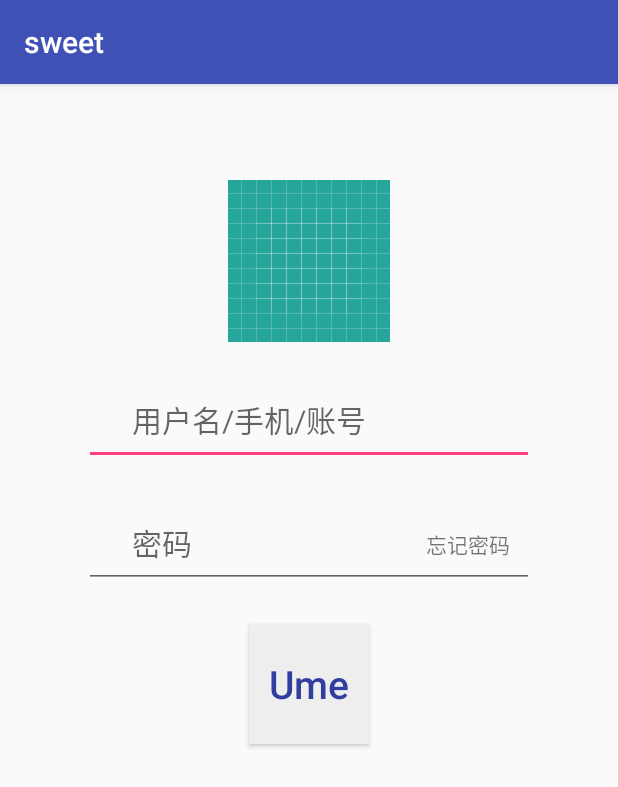
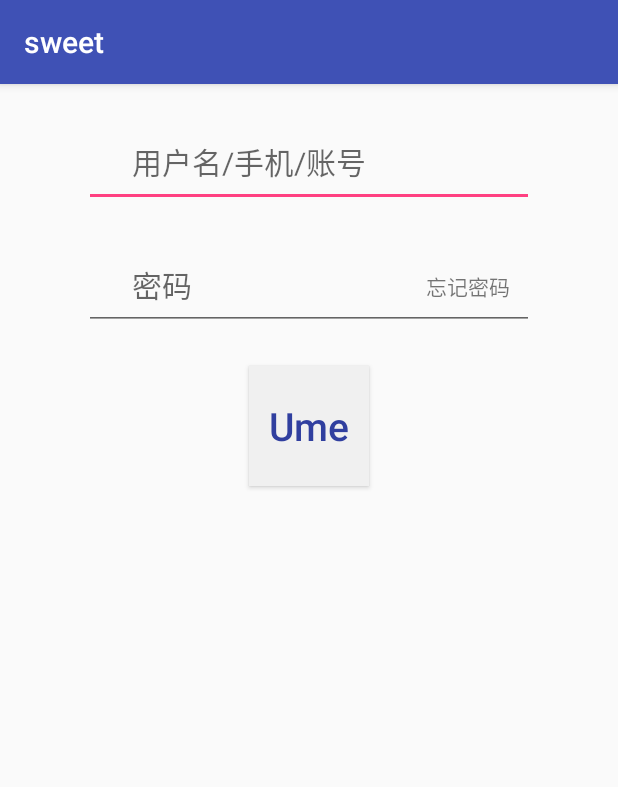
Before and after one commit to GodRuffian/Ume, an Android app: the screen it shows after launch (LoginActivity), on a phone screen of 412 x 824 dp. Shown: the top 787 px of the screen. Run offline under Robolectric (Android 15) with nearby library versions, the phone set to English and light mode, and no system bars.

Commit message:
增加第三方CircleImageView okhttp库

```diff
--- a/app/build.gradle
+++ b/app/build.gradle
@@ -25,4 +25,6 @@ dependencies {
     testImplementation 'junit:junit:4.12'
     androidTestImplementation 'com.android.support.test:runner:1.0.2'
     androidTestImplementation 'com.android.support.test.espresso:espresso-core:3.0.2'
+    implementation 'de.hdodenhof:circleimageview:2.2.0' // 图片切圆
+    implementation 'com.squareup.okhttp3:okhttp:3.11.0' // 网络请求
 }
--- a/app/src/main/res/drawable/ic_launcher_background.xml
+++ /dev/null
@@ -1,74 +0,0 @@
-<?xml version="1.0" encoding="utf-8"?>
-<vector
-    android:height="108dp"
-    android:width="108dp"
-    android:viewportHeight="108"
-    android:viewportWidth="108"
-    xmlns:android="http://schemas.android.com/apk/res/android">
-    <path android:fillColor="#26A69A"
-          android:pathData="M0,0h108v108h-108z"/>
-    <path android:fillColor="#00000000" android:pathData="M9,0L9,108"
-          android:strokeColor="#33FFFFFF" android:strokeWidth="0.8"/>
-    <path android:fillColor="#00000000" android:pathData="M19,0L19,108"
-          android:strokeColor="#33FFFFFF" android:strokeWidth="0.8"/>
-    <path android:fillColor="#00000000" android:pathData="M29,0L29,108"
-          android:strokeColor="#33FFFFFF" android:strokeWidth="0.8"/>
-    <path android:fillColor="#00000000" android:pathData="M39,0L39,108"
-          android:strokeColor="#33FFFFFF" android:strokeWidth="0.8"/>
-    <path android:fillColor="#00000000" android:pathData="M49,0L49,108"
-          android:strokeColor="#33FFFFFF" android:strokeWidth="0.8"/>
-    <path android:fillColor="#00000000" android:pathData="M59,0L59,108"
-          android:strokeColor="#33FFFFFF" android:strokeWidth="0.8"/>
-    <path android:fillColor="#00000000" android:pathData="M69,0L69,108"
-          android:strokeColor="#33FFFFFF" android:strokeWidth="0.8"/>
-    <path android:fillColor="#00000000" android:pathData="M79,0L79,108"
-          android:strokeColor="#33FFFFFF" android:strokeWidth="0.8"/>
-    <path android:fillColor="#00000000" android:pathData="M89,0L89,108"
-          android:strokeColor="#33FFFFFF" android:strokeWidth="0.8"/>
-    <path android:fillColor="#00000000" android:pathData="M99,0L99,108"
-          android:strokeColor="#33FFFFFF" android:strokeWidth="0.8"/>
-    <path android:fillColor="#00000000" android:pathData="M0,9L108,9"
-          android:strokeColor="#33FFFFFF" android:strokeWidth="0.8"/>
-    <path android:fillColor="#00000000" android:pathData="M0,19L108,19"
-          android:strokeColor="#33FFFFFF" android:strokeWidth="0.8"/>
-    <path android:fillColor="#00000000" android:pathData="M0,29L108,29"
-          android:strokeColor="#33FFFFFF" android:strokeWidth="0.8"/>
-    <path android:fillColor="#00000000" android:pathData="M0,39L108,39"
-          android:strokeColor="#33FFFFFF" android:strokeWidth="0.8"/>
-    <path android:fillColor="#00000000" android:pathData="M0,49L108,49"
-          android:strokeColor="#33FFFFFF" android:strokeWidth="0.8"/>
-    <path android:fillColor="#00000000" android:pathData="M0,59L108,59"
-          android:strokeColor="#33FFFFFF" android:strokeWidth="0.8"/>
-    <path android:fillColor="#00000000" android:pathData="M0,69L108,69"
-          android:strokeColor="#33FFFFFF" android:strokeWidth="0.8"/>
-    <path android:fillColor="#00000000" android:pathData="M0,79L108,79"
-          android:strokeColor="#33FFFFFF" android:strokeWidth="0.8"/>
-    <path android:fillColor="#00000000" android:pathData="M0,89L108,89"
-          android:strokeColor="#33FFFFFF" android:strokeWidth="0.8"/>
-    <path android:fillColor="#00000000" android:pathData="M0,99L108,99"
-          android:strokeColor="#33FFFFFF" android:strokeWidth="0.8"/>
-    <path android:fillColor="#00000000" android:pathData="M19,29L89,29"
-          android:strokeColor="#33FFFFFF" android:strokeWidth="0.8"/>
-    <path android:fillColor="#00000000" android:pathData="M19,39L89,39"
-          android:strokeColor="#33FFFFFF" android:strokeWidth="0.8"/>
-    <path android:fillColor="#00000000" android:pathData="M19,49L89,49"
-          android:strokeColor="#33FFFFFF" android:strokeWidth="0.8"/>
-    <path android:fillColor="#00000000" android:pathData="M19,59L89,59"
-          android:strokeColor="#33FFFFFF" android:strokeWidth="0.8"/>
-    <path android:fillColor="#00000000" android:pathData="M19,69L89,69"
-          android:strokeColor="#33FFFFFF" android:strokeWidth="0.8"/>
-    <path android:fillColor="#00000000" android:pathData="M19,79L89,79"
-          android:strokeColor="#33FFFFFF" android:strokeWidth="0.8"/>
-    <path android:fillColor="#00000000" android:pathData="M29,19L29,89"
-          android:strokeColor="#33FFFFFF" android:strokeWidth="0.8"/>
-    <path android:fillColor="#00000000" android:pathData="M39,19L39,89"
-          android:strokeColor="#33FFFFFF" android:strokeWidth="0.8"/>
-    <path android:fillColor="#00000000" android:pathData="M49,19L49,89"
-          android:strokeColor="#33FFFFFF" android:strokeWidth="0.8"/>
-    <path android:fillColor="#00000000" android:pathData="M59,19L59,89"
-          android:strokeColor="#33FFFFFF" android:strokeWidth="0.8"/>
-    <path android:fillColor="#00000000" android:pathData="M69,19L69,89"
-          android:strokeColor="#33FFFFFF" android:strokeWidth="0.8"/>
-    <path android:fillColor="#00000000" android:pathData="M79,19L79,89"
-          android:strokeColor="#33FFFFFF" android:strokeWidth="0.8"/>
-</vector>
--- a/app/src/main/res/layout/activity_login.xml
+++ b/app/src/main/res/layout/activity_login.xml
@@ -7,12 +7,7 @@
     android:layout_height="match_parent"
     tools:context=".MainActivity"
     android:orientation="vertical">
-    <ImageView
-        android:layout_width="wrap_content"
-        android:layout_height="wrap_content"
-        android:src="@drawable/ic_launcher_background"
-        android:layout_marginTop="64dp"
-        android:layout_gravity="center" />
+
    <EditText
        android:id="@+id/username"
        android:layout_width="300dp"
@@ -54,7 +49,7 @@
         android:textAllCaps="false"
         android:textSize="26sp"
         android:textColor="@color/colorPrimaryDark"
-        android:background="@color/loginBtnBg"
+        android:background="@color/mainBackground"
         android:layout_gravity="center"
         android:layout_marginTop="24dp"
         android:textAlignment="center"/>
--- a/app/src/main/res/layout/main_title.xml
+++ b/app/src/main/res/layout/main_title.xml
@@ -8,7 +8,7 @@
     <TextView
         android:text="消息"
         android:textSize="16sp"
-        android:textColor="@color/loginBtnBg"
+        android:textColor="@color/mainBackground"
         android:textAlignment="center"/>
 
 </linearLayout>
--- a/app/src/main/res/mipmap-anydpi-v26/ic_launcher.xml
+++ b/app/src/main/res/mipmap-anydpi-v26/ic_launcher.xml
@@ -1,5 +1,4 @@
 <?xml version="1.0" encoding="utf-8"?>
 <adaptive-icon xmlns:android="http://schemas.android.com/apk/res/android">
-    <background android:drawable="@drawable/ic_launcher_background"/>
     <foreground android:drawable="@drawable/ic_launcher_foreground"/>
 </adaptive-icon>
--- a/app/src/main/res/mipmap-anydpi-v26/ic_launcher_round.xml
+++ b/app/src/main/res/mipmap-anydpi-v26/ic_launcher_round.xml
@@ -1,5 +1,4 @@
 <?xml version="1.0" encoding="utf-8"?>
 <adaptive-icon xmlns:android="http://schemas.android.com/apk/res/android">
-    <background android:drawable="@drawable/ic_launcher_background"/>
     <foreground android:drawable="@drawable/ic_launcher_foreground"/>
 </adaptive-icon>
--- a/app/src/main/res/values/colors.xml
+++ b/app/src/main/res/values/colors.xml
@@ -3,5 +3,5 @@
     <color name="colorPrimary">#3F51B5</color>
     <color name="colorPrimaryDark">#303F9F</color>
     <color name="colorAccent">#FF4081</color>
-    <color name="loginBtnBg">#eee</color>
+    <color name="mainBackground">#F0F0F0</color>
 </resources>
```
Also changed, not shown: app/src/main/java/ume/com/sweet/ume/com/sweet/models/ChatMessage.java (added, +71 -0 lines), app/src/main/res/layout/activity_main.xml (+19 -9 lines), app/src/main/res/layout/chat.xml (added, +48 -0 lines), app/src/main/res/drawable/headurl.jpg (added), app/src/main/res/drawable/message_left.9.png (added).
